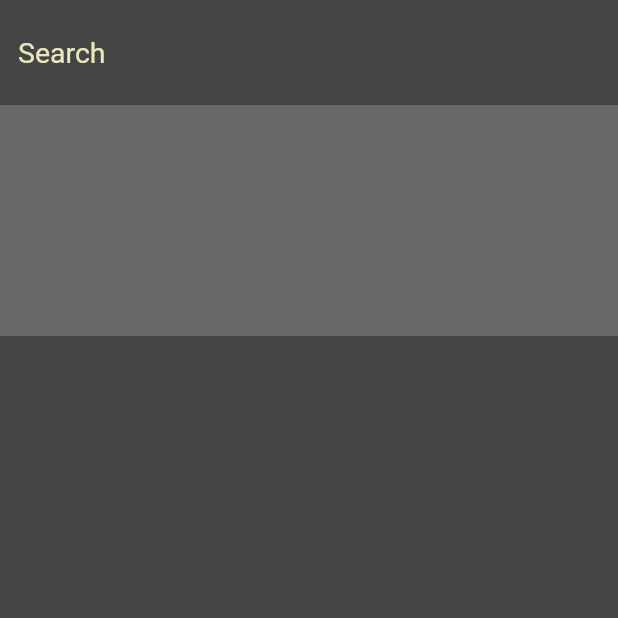
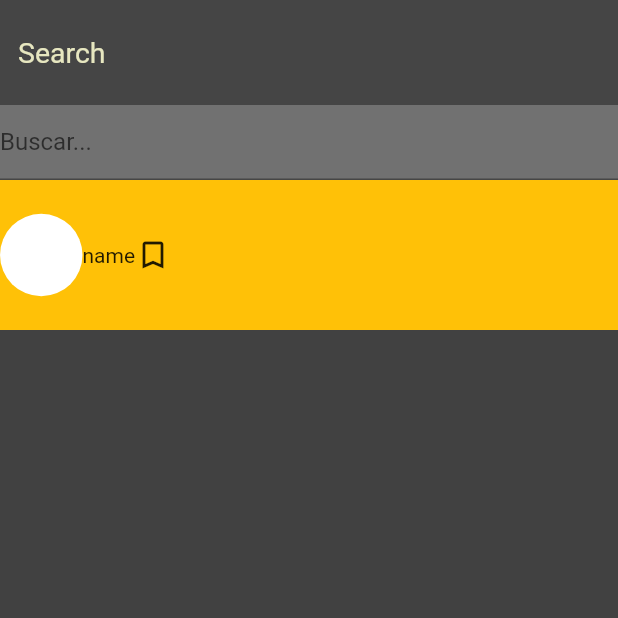
Before and after one commit to rayolop20/Project2_Mobiles, a Flutter app: the SearchWindows screen opened directly, on a phone screen of 412 x 824 dp, the top half of it. Run offline on Flutter 3.47's test engine with Material 2 defaults, Android fonts, the phone set to English and light mode, and no system bars; our stand-ins replace cloud_firestore, firebase_core; missing offline and left inert: dart:html; accounts and stored records are empty.

Commit message:
making 3 window

```diff
--- a/projecte2_mobiles/lib/Widgets/ToolBar/ToolBar.dart
+++ b/projecte2_mobiles/lib/Widgets/ToolBar/ToolBar.dart
@@ -2,6 +2,7 @@ import 'package:flutter/material.dart';
 
 import 'package:flutter/material.dart';
 import 'package:projecte2_mobiles/Windows/HomeWindow.dart';
+import 'package:projecte2_mobiles/Windows/MarkersWindows.dart';
 import 'package:projecte2_mobiles/Windows/SearchWindow.dart';
 
 class ToolBar extends StatefulWidget {
@@ -18,10 +19,7 @@ class _ToolBarState extends State<ToolBar> {
   static const List<Widget> _widgetOptions = <Widget>[
     FirstScreen(),
     SearchWindows(),
-    Text(
-      'Index 2: School',
-      style: optionStyle,
-    ),
+    MarkersWindows(),
   ];
 
   void _onItemTapped(int index) {
--- a/projecte2_mobiles/lib/Windows/SearchWindow.dart
+++ b/projecte2_mobiles/lib/Windows/SearchWindow.dart
@@ -1,3 +1,5 @@
+import 'dart:html';
+
 import 'package:flutter/material.dart';
 import 'package:projecte2_mobiles/Widgets/ToolBar/ToolBar.dart';
 
@@ -18,7 +20,6 @@ class _SearchWindows extends State<SearchWindows> {
       backgroundColor: const Color.fromARGB(255, 105, 105, 105),
       body: SafeArea(
         child: Column(
-          mainAxisAlignment: MainAxisAlignment.spaceBetween,
           children: [
             SizedBox(
               height: 70,
@@ -43,8 +44,12 @@ class _SearchWindows extends State<SearchWindows> {
             ),
             //Material(elevation: 40, child: Row( children: [TextField(controller: Scher)],),),
             const SizedBox(
-              height: 600,
+              height: 50,
               child: SearchResults(),
+            ),
+            const SizedBox(
+              height: 783,
+              child: ListSearcher(),
             ),
           ],
         ),
@@ -53,16 +58,93 @@ class _SearchWindows extends State<SearchWindows> {
   }
 }
 
-class SearchResults extends StatelessWidget {
+class ListSearcher extends StatefulWidget {
+  const ListSearcher({
+    Key? key,
+  }) : super(key: key);
+
+  @override
+  State<ListSearcher> createState() => _ListSearcherState();
+}
+
+class _ListSearcherState extends State<ListSearcher> {
+  bool Guardat = false;
+  @override
+  Widget build(BuildContext context) {
+    return Container(
+      decoration: const BoxDecoration(
+        color: Color.fromARGB(255, 65, 65, 65),
+      ),
+      child: Column(
+        children: [
+          SizedBox(
+            height: 100,
+            child: Container(
+              decoration: BoxDecoration(color: Colors.amber),
+              child: GestureDetector(
+                onTap: (() {
+                  setState(() {
+                    if (Guardat == false) {
+                      Guardat = true;
+                    } else {
+                      Guardat = false;
+                    }
+                  });
+                }),
+                child: Row(
+                  children: [
+                    Container(
+                      width: 55,
+                      height: 55,
+                      decoration: const BoxDecoration(
+                        color: Colors.white,
+                        borderRadius: BorderRadius.all(
+                          Radius.circular(50),
+                        ),
+                      ),
+                    ),
+                    Text("name"),
+                    Icon(
+                      (Guardat == true) ? Icons.turned_in : Icons.turned_in_not,
+                    )
+                  ],
+                ),
+              ),
+            ),
+          ),
+        ],
+      ),
+    );
+  }
+}
+
+class SearchResults extends StatefulWidget {
   const SearchResults({
     Key? key,
   }) : super(key: key);
 
   @override
+  State<SearchResults> createState() => _SearchResultsState();
+}
+
+class _SearchResultsState extends State<SearchResults> {
+  TextEditingController Searcher = TextEditingController();
+
+  @override
   Widget build(BuildContext context) {
     return Container(
-      decoration: BoxDecoration(
-        color: Color.fromARGB(1000, 65, 65, 65),
+      decoration: const BoxDecoration(
+        color: Color.fromARGB(255, 113, 113, 113),
+      ),
+      child: Row(
+        children: [
+          Expanded(
+            child: TextField(
+              controller: Searcher,
+              decoration: const InputDecoration(labelText: 'Buscar...'),
+            ),
+          ),
+        ],
       ),
     );
   }
```
Also changed, not shown: projecte2_mobiles/lib/Windows/MarkersWindows.dart (added, +77 -0 lines).
